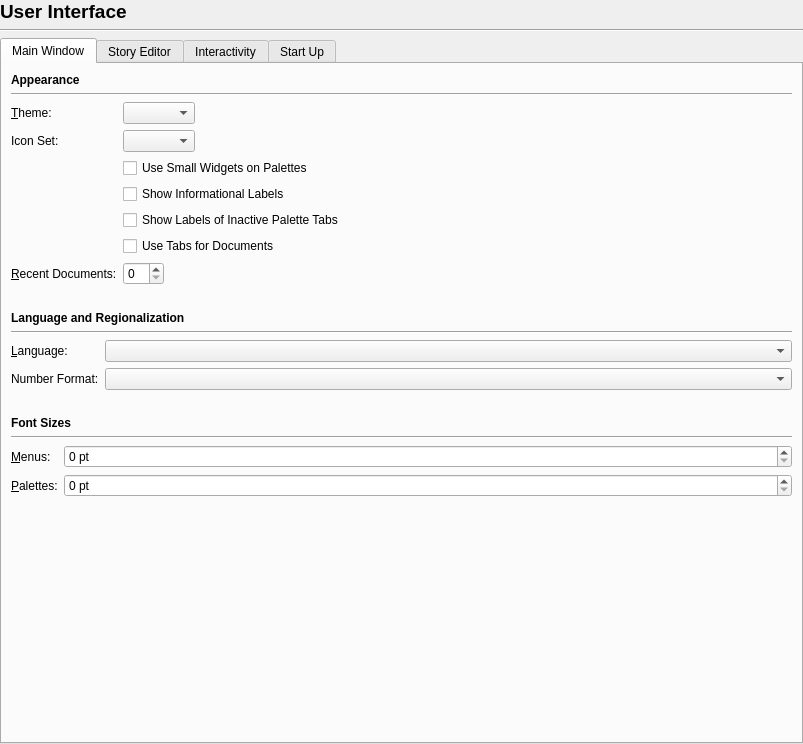
Old version of the form scribus/ui/prefs_userinterfacebase.ui in the repository scribusproject/scribus.
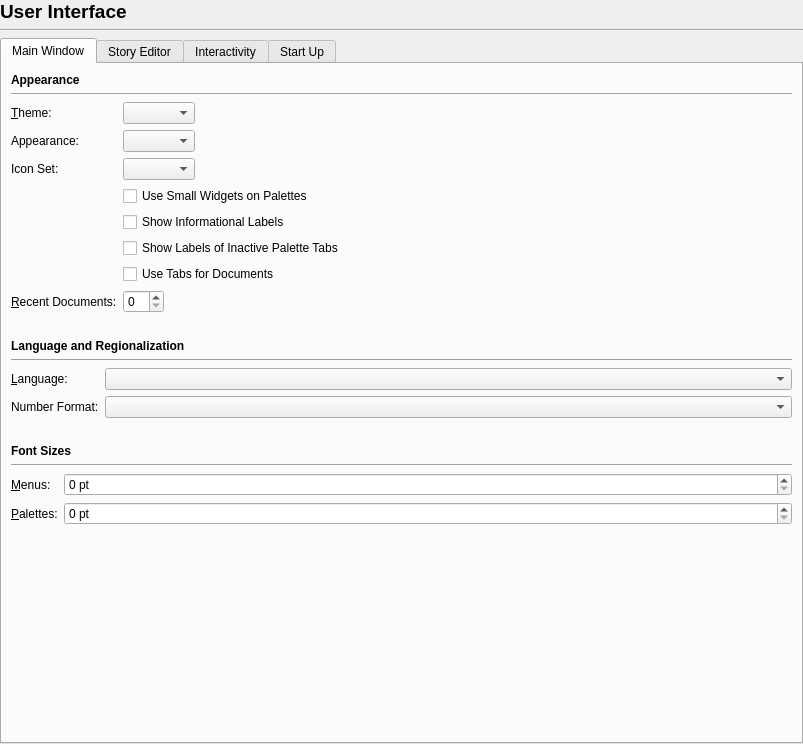
New version of the form.

Commit message: #17391: Add Dark/Light theme switch to override automatic mode

Patch:
```diff
--- a/scribus/ui/prefs_userinterfacebase.ui
+++ b/scribus/ui/prefs_userinterfacebase.ui
@@ -90,31 +90,31 @@
          <item row="0" column="1">
           <widget class="QComboBox" name="themeComboBox"/>
          </item>
-         <item row="1" column="0">
+         <item row="2" column="0">
           <widget class="QLabel" name="label_3">
            <property name="text">
             <string>Icon Set:</string>
            </property>
           </widget>
          </item>
-         <item row="1" column="1">
+         <item row="2" column="1">
           <widget class="QComboBox" name="iconSetComboBox"/>
          </item>
-         <item row="2" column="1">
+         <item row="3" column="1">
           <widget class="QCheckBox" name="useSmallWidgetsCheckBox">
            <property name="text">
             <string>Use Small Widgets on Palettes</string>
            </property>
           </widget>
          </item>
-         <item row="5" column="1">
+         <item row="6" column="1">
           <widget class="QCheckBox" name="useTabsForDocumentsCheckBox">
            <property name="text">
             <string>Use Tabs for Documents</string>
            </property>
           </widget>
          </item>
-         <item row="6" column="0">
+         <item row="7" column="0">
           <widget class="QLabel" name="recentDocumentsLabel">
            <property name="text">
             <string>&amp;Recent Documents:</string>
@@ -124,23 +124,33 @@
            </property>
           </widget>
          </item>
-         <item row="6" column="1">
+         <item row="7" column="1">
           <widget class="QSpinBox" name="recentDocumentsSpinBox"/>
          </item>
-         <item row="3" column="1">
+         <item row="4" column="1">
           <widget class="QCheckBox" name="showLabels">
            <property name="text">
             <string>Show Informational Labels</string>
            </property>
           </widget>
          </item>
-         <item row="4" column="1">
+         <item row="5" column="1">
           <widget class="QCheckBox" name="showLabelsOfInactiveTabs">
            <property name="text">
             <string>Show Labels of Inactive Palette Tabs</string>
            </property>
           </widget>
          </item>
+         <item row="1" column="0">
+          <widget class="QLabel" name="themePaletteLabel">
+           <property name="text">
+            <string>Appearance:</string>
+           </property>
+          </widget>
+         </item>
+         <item row="1" column="1">
+          <widget class="QComboBox" name="themePaletteComboBox"/>
+         </item>
         </layout>
        </item>
        <item>
```
Left out of the diff: 30 changed lines with no effect on the pictures. The commit also changes 8 other files.
